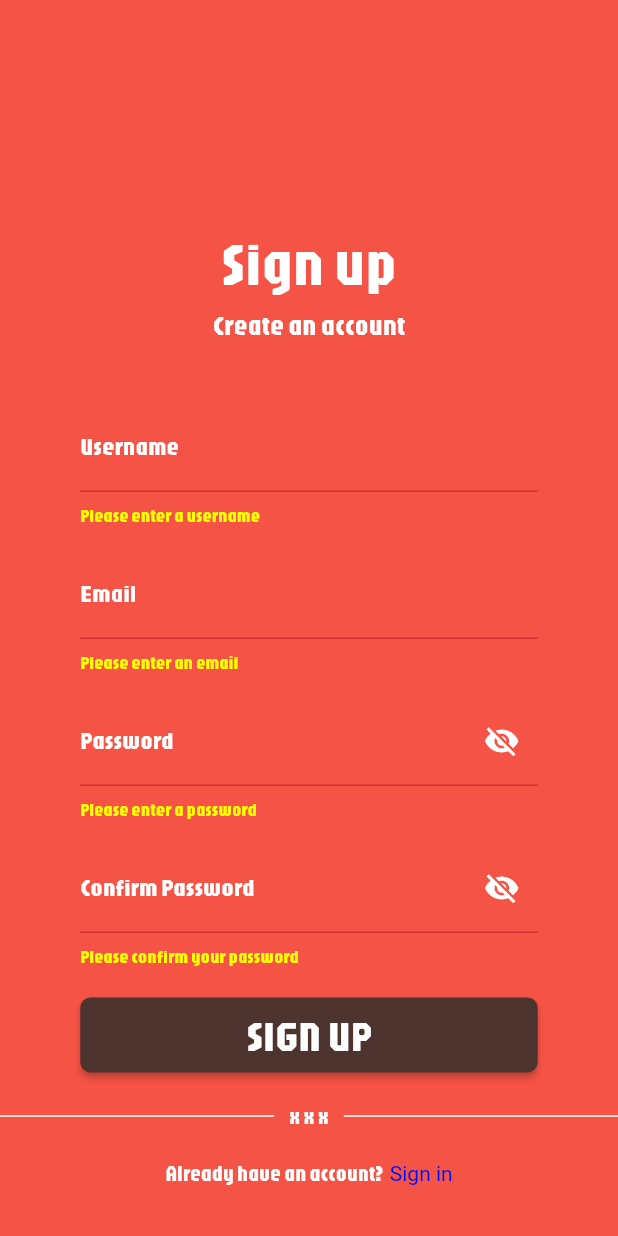
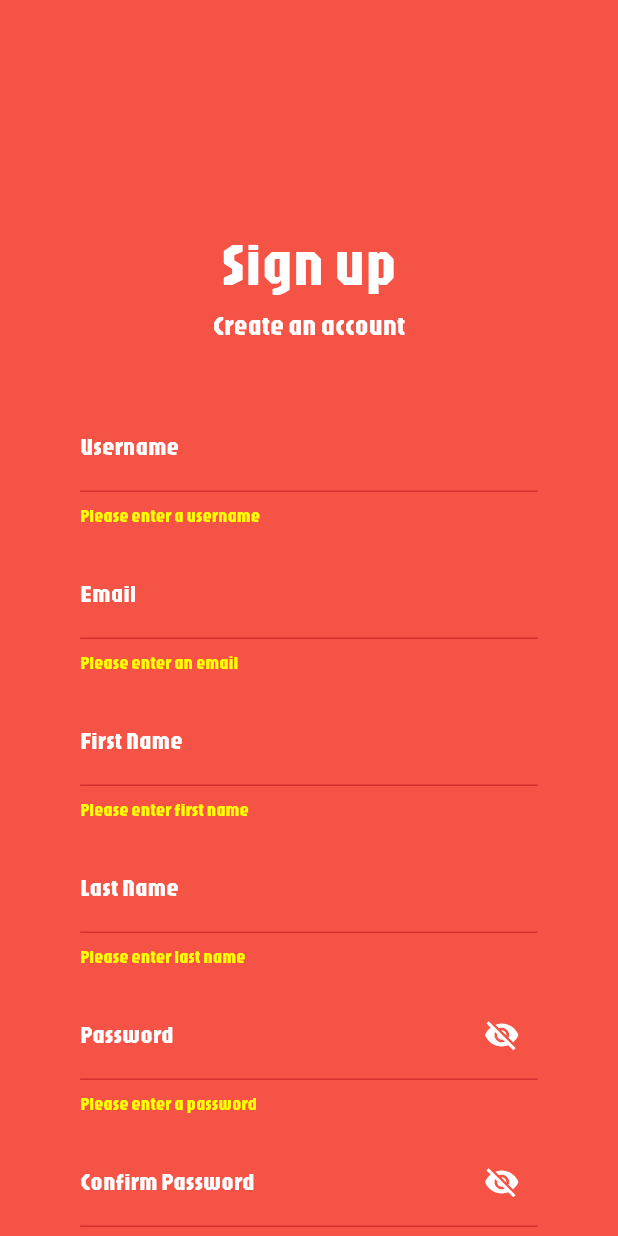
Before and after one commit to alvish-shrestha/Budget-Hero-Mobile-App-Assignment, a Flutter app: the Signup screen opened directly, after a tap on "SIGN UP", on a phone screen of 412 x 824 dp. Run offline on Flutter 3.47's test engine with Material 3 defaults, Android fonts, the phone set to English and light mode, and no system bars; our stand-ins replace equatable.

Commit message:
added first name and last name in signup

```diff
--- /dev/null
+++ b/devtools_options.yaml
@@ -0,0 +1,3 @@
+description: This file stores settings for Dart & Flutter DevTools.
+documentation: https://docs.flutter.dev/tools/devtools/extensions#configure-extension-enablement-states
+extensions:
--- /dev/null
+++ b/lib/features/auth/domain/entity/user_entity.dart
@@ -0,0 +1,12 @@
+import 'package:equatable/equatable.dart';
+
+class UserEntity extends Equatable {
+  final String? userId;
+  final String username;
+  final String email;
+  final String password;
+
+  @override
+  // TODO: implement props
+  List<Object?> get props => throw UnimplementedError();
+}
--- a/lib/features/auth/presentation/view/signup_screen.dart
+++ b/lib/features/auth/presentation/view/signup_screen.dart
@@ -13,6 +13,8 @@ class _SignupState extends State<Signup> {
   final _formKey = GlobalKey<FormState>();
   final _usernameController = TextEditingController();
   final _emailController = TextEditingController();
+  final _firstnameController = TextEditingController();
+  final _lastnameController = TextEditingController();
   final _passwordController = TextEditingController();
   final _confirmPasswordController = TextEditingController();
 
@@ -135,6 +137,76 @@ class _SignupState extends State<Signup> {
                         }
                         if (!RegExp(r'\S+@\S+\.\S+').hasMatch(value)) {
                           return 'Please enter a valid email';
+                        }
+                        return null;
+                      },
+                    ),
+                  ),
+                  const SizedBox(height: 15),
+                  SizedBox(
+                    width: inputWidth,
+                    child: TextFormField(
+                      controller: _firstnameController,
+                      style: const TextStyle(color: Colors.white),
+                      decoration: InputDecoration(
+                        labelText: "First Name",
+                        labelStyle: const TextStyle(
+                          fontFamily: "Jaro",
+                          color: Colors.white,
+                        ),
+                        enabledBorder: OutlineInputBorder(
+                          borderRadius: BorderRadius.circular(7),
+                          borderSide: const BorderSide(
+                            color: Colors.white,
+                            width: 3,
+                          ),
+                        ),
+                        focusedBorder: OutlineInputBorder(
+                          borderRadius: BorderRadius.circular(7),
+                          borderSide: const BorderSide(
+                            color: Colors.white,
+                            width: 3,
+                          ),
+                        ),
+                      ),
+                      validator: (value) {
+                        if (value == null || value.isEmpty) {
+                          return 'Please enter first name';
+                        }
+                        return null;
+                      },
+                    ),
+                  ),
+                  const SizedBox(height: 15),
+                  SizedBox(
+                    width: inputWidth,
+                    child: TextFormField(
+                      controller: _lastnameController,
+                      style: const TextStyle(color: Colors.white),
+                      decoration: InputDecoration(
+                        labelText: "Last Name",
+                        labelStyle: const TextStyle(
+                          fontFamily: "Jaro",
+                          color: Colors.white,
+                        ),
+                        enabledBorder: OutlineInputBorder(
+                          borderRadius: BorderRadius.circular(7),
+                          borderSide: const BorderSide(
+                            color: Colors.white,
+                            width: 3,
+                          ),
+                        ),
+                        focusedBorder: OutlineInputBorder(
+                          borderRadius: BorderRadius.circular(7),
+                          borderSide: const BorderSide(
+                            color: Colors.white,
+                            width: 3,
+                          ),
+                        ),
+                      ),
+                      validator: (value) {
+                        if (value == null || value.isEmpty) {
+                          return 'Please enter last name';
                         }
                         return null;
                       },
```
Also changed, not shown: 1 other file.
